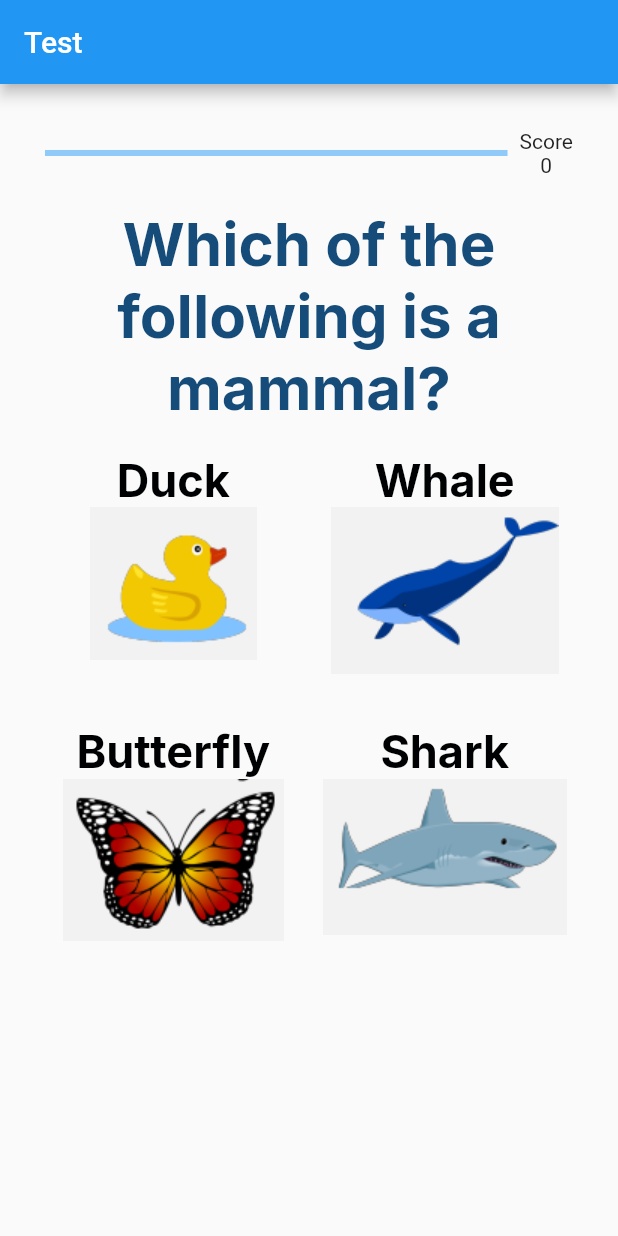
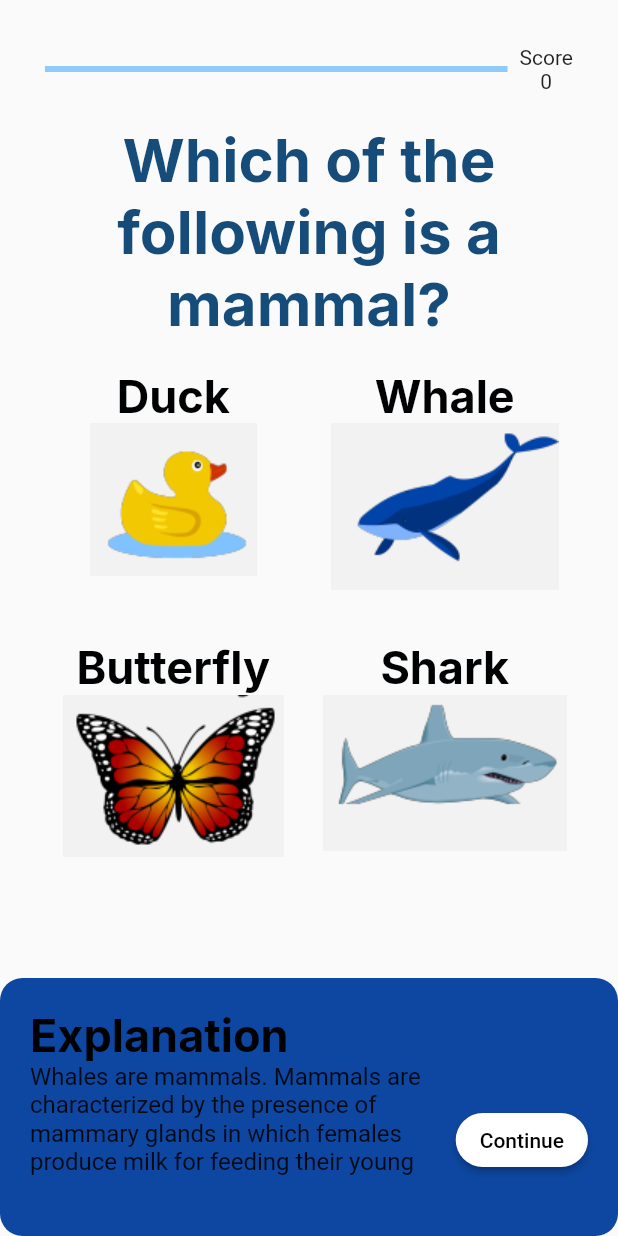
Before and after one commit to winsonhys/bluente-technical, a Flutter app: the screen it shows after launch, on a phone screen of 412 x 824 dp. Run offline on Flutter 3.47's test engine with Material 2 defaults, Android fonts, the phone set to English and light mode, and no system bars; our stand-ins replace flutter_bloc, flutter_hooks, google_fonts.

Commit message:
feat: added explanation card

```diff
--- a/lib/main.dart
+++ b/lib/main.dart
@@ -36,15 +36,10 @@ class MyApp extends StatelessWidget {
           primarySwatch: Colors.blue,
         ),
         home: Scaffold(
-            appBar: AppBar(
-              // Here we take the value from the MyHomePage object that was created by
-              // the App.build method, and use it to set our appbar title.
-              title: const Text("Test"),
-            ),
             body: Container(
-              padding: const EdgeInsetsDirectional.fromSTEB(30, 30, 30, 30),
-              child: const QuestionnaireScreen(),
-            )));
+          padding: const EdgeInsetsDirectional.only(top: 30),
+          child: const QuestionnaireScreen(),
+        )));
   }
 }
 
--- /dev/null
+++ b/lib/questionnaire/presentation/explanation/explanation_card.dart
@@ -0,0 +1,49 @@
+import 'package:flutter/material.dart';
+import 'package:flutter_bloc/flutter_bloc.dart';
+import 'package:my_app/questionnaire/presentation/bloc/question_number_cubit.dart';
+
+class ExplanationCard extends StatelessWidget {
+  const ExplanationCard({Key? key}) : super(key: key);
+
+  @override
+  Widget build(BuildContext context) {
+    final explanation = context.watch<QuestionCubit>().state.explanation;
+    return Container(
+        padding: const EdgeInsets.fromLTRB(20, 20, 20, 40),
+        decoration: BoxDecoration(
+          borderRadius: BorderRadius.circular(15),
+          color: Colors.blue.shade900,
+        ),
+        child: Column(
+          crossAxisAlignment: CrossAxisAlignment.start,
+          mainAxisSize: MainAxisSize.min,
+          children: [
+            Text(
+              "Explanation",
+              style: Theme.of(context).textTheme.headline5,
+            ),
+            Row(
+              crossAxisAlignment: CrossAxisAlignment.end,
+              children: [
+                Expanded(
+                  flex: 1,
+                  child: Text(
+                    explanation,
+                    style: Theme.of(context).textTheme.subtitle1,
+                    softWrap: true,
+                  ),
+                ),
+                ElevatedButton(
+                  onPressed: () {},
+                  style: ElevatedButton.styleFrom(
+                      shape: const StadiumBorder(),
+                      primary: Colors.white,
+                      onPrimary: Colors.black),
+                  child: const Text("Continue"),
+                )
+              ],
+            )
+          ],
+        ));
+  }
+}
--- a/lib/questionnaire/presentation/questions/widgets/answer.dart
+++ b/lib/questionnaire/presentation/questions/widgets/answer.dart
@@ -42,9 +42,11 @@ class _AnswerState extends State<Answer> {
 
     final int selectedAnswer = context.watch<AnswerSelectionCubit>().state;
 
-    final bool isCorrect = correctAnswerIndex == _answerIndex;
     final bool isSomeAnswerSelected =
         context.read<AnswerSelectionCubit>().isSelected();
+
+    final bool isCorrect = correctAnswerIndex == _answerIndex;
+
     final bool showPostSelection =
         _isSelected || (isCorrect && isSomeAnswerSelected);
 
@@ -81,12 +83,13 @@ class _AnswerState extends State<Answer> {
                       alignment: Alignment.bottomRight,
                       child: Container(
                           margin: const EdgeInsets.all(10),
+                          padding: const EdgeInsets.all(5),
                           decoration: BoxDecoration(
                               shape: BoxShape.circle,
                               color: selectionColors.checkContainerColor),
                           child: Icon(
                             Icons.check,
-                            size: 50,
+                            size: 40,
                             color: selectionColors.checkColor,
                           )),
                     )
--- a/lib/questionnaire/questionnaire.dart
+++ b/lib/questionnaire/questionnaire.dart
@@ -1,7 +1,9 @@
 import 'package:flutter/material.dart';
 import 'package:flutter_bloc/flutter_bloc.dart';
+import 'package:flutter_hooks/flutter_hooks.dart';
 import 'package:my_app/questionnaire/presentation/bloc/question_number_cubit.dart';
 import 'package:my_app/questionnaire/presentation/bloc/score_cubit.dart';
+import 'package:my_app/questionnaire/presentation/explanation/explanation_card.dart';
 
 import 'package:my_app/questionnaire/presentation/progress/progress.dart';
 import 'package:my_app/questionnaire/presentation/questions/questions.dart';
@@ -20,20 +22,47 @@ class QuestionnaireScreen extends StatelessWidget {
   }
 }
 
-class _QuestionnaireView extends StatelessWidget {
+class _QuestionnaireView extends HookWidget {
   const _QuestionnaireView({Key? key}) : super(key: key);
 
   @override
   Widget build(BuildContext context) {
+    final cardAnimationController =
+        useAnimationController(duration: const Duration(milliseconds: 1000));
+
+    late final Animation<Offset> cardAnimation = Tween<Offset>(
+      begin: const Offset(0, 1),
+      end: Offset.zero,
+    ).animate(CurvedAnimation(
+      parent: cardAnimationController,
+      curve: Curves.easeIn,
+    ));
+    cardAnimationController.forward();
+
     return Container(
       child: MultiBlocProvider(
           providers: [
             BlocProvider(create: (context) => QuestionCubit()),
             BlocProvider(create: (context) => ScoreCubit())
           ],
-          child: Column(
-            mainAxisSize: MainAxisSize.min,
-            children: const [Progress(), QuestionsView()],
+          child: Stack(
+            children: [
+              Padding(
+                  padding: const EdgeInsets.symmetric(horizontal: 30),
+                  child: Column(
+                    mainAxisSize: MainAxisSize.min,
+                    children: const [
+                      Progress(),
+                      QuestionsView(),
+                    ],
+                  )),
+              SlideTransition(
+                  position: cardAnimation,
+                  child: Container(
+                    alignment: Alignment.bottomCenter,
+                    child: const ExplanationCard(),
+                  ))
+            ],
           )),
     );
   }
```
